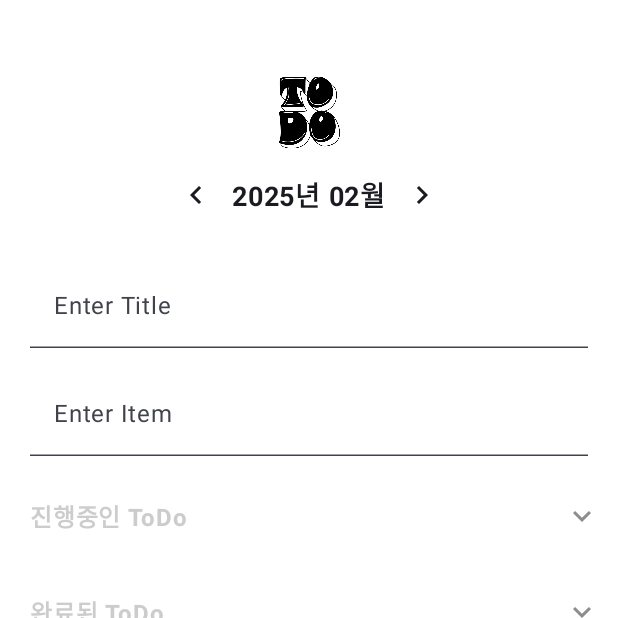
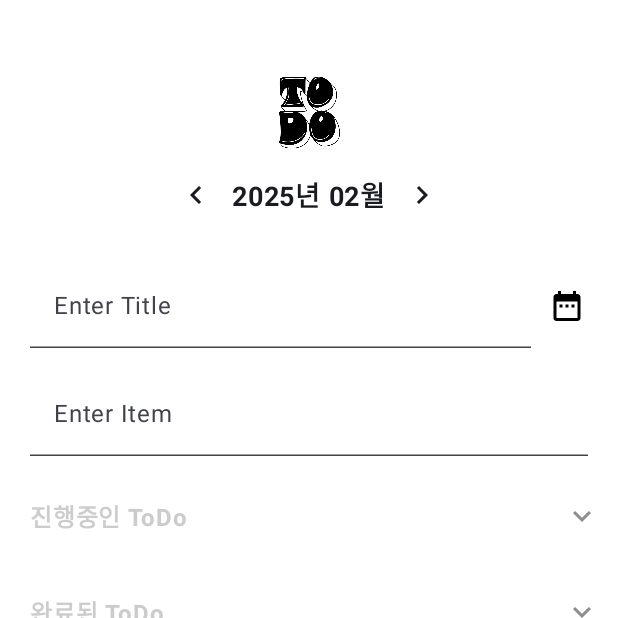
Before and after one commit to 20200890-JoHoYeon/ToDoList_App, an Android app built with Jetpack Compose: the page1 screen opened through its navigation route, on a phone screen of 412 x 824 dp, the top half of it. Run offline under Robolectric (Android 15) with nearby library versions, the phone set to English and light mode, and no system bars; our stand-ins replace Room's generated code, livedata-compose.

Commit message:
[수정] 아이템 날짜 선택 생성기능

```diff
--- a/app/src/main/java/com/hottak/todoList/ui/components/CustomTextField.kt
+++ b/app/src/main/java/com/hottak/todoList/ui/components/CustomTextField.kt
@@ -10,6 +10,7 @@ import androidx.compose.runtime.MutableState
 import androidx.compose.ui.Modifier
 import androidx.compose.ui.graphics.Color
 import androidx.compose.ui.text.input.KeyboardType
+import androidx.compose.ui.unit.Dp
 import androidx.compose.ui.unit.dp
 
 @Composable
@@ -20,8 +21,8 @@ fun CustomTextField(
     label: String,
     maxLength: Int = 100,
     modifier: Modifier,
-
-    ) {
+    endPadding: Dp = 20.dp // 기본값 20.dp
+) {
     TextField(
         value = value.value,
         onValueChange = {
@@ -32,13 +33,12 @@ fun CustomTextField(
         label = { Text(label) },
         singleLine = false, // 여러 줄로 입력 허용
         placeholder = { Text(placeholder) },
-
         keyboardOptions = KeyboardOptions.Default.copy(keyboardType = KeyboardType.Text),
         colors = TextFieldDefaults.colors(
             focusedContainerColor = Color.White,
             unfocusedContainerColor = Color.White,
             disabledContainerColor = Color.White
         ),
-        modifier = modifier.padding(start = 20.dp, top = 16.dp, end = 20.dp)
+        modifier = modifier.padding(start = 20.dp, top = 16.dp, end = endPadding)
     )
 }
--- a/app/src/main/java/com/hottak/todoList/ui/screens/Page1ListScreen.kt
+++ b/app/src/main/java/com/hottak/todoList/ui/screens/Page1ListScreen.kt
@@ -2,6 +2,8 @@ package com.hottak.todoList.ui.screens
 
 import android.annotation.SuppressLint
 import android.app.Application
+import android.app.DatePickerDialog
+import android.app.TimePickerDialog
 import android.content.Context
 import android.os.Build
 import android.util.Log
@@ -77,12 +79,14 @@ import com.hottak.todoList.model.toItem
 import com.hottak.todoList.ui.components.BottomBar
 import com.hottak.todoList.ui.components.CustomTextField
 import com.hottak.todoList.ui.components.TopBar
+import com.hottak.todoList.utils.getTodayDay
 import com.hottak.todoList.utils.getTodayMonth
 import com.hottak.todoList.utils.getTodayYear
 import java.time.LocalDate
 import java.time.LocalDateTime
 import java.time.YearMonth
 import java.time.format.DateTimeFormatter
+import java.util.Calendar
 
 @SuppressLint("NewApi")
 @RequiresApi(Build.VERSION_CODES.O)
@@ -95,19 +99,23 @@ fun Page1ListScreen() {
     val viewModelFactory = ItemViewModelFactory(appContext)
     val viewModel: ItemViewModel = viewModel(factory = viewModelFactory)
 
-    // 현재 년월 상태
-    val currentYearMonth = remember { mutableStateOf(YearMonth.of(getTodayYear().toInt(), getTodayMonth().toInt())) }
-    val year = currentYearMonth.value.year
-    val month = currentYearMonth.value.monthValue
-
-    // 날짜를 변경하는 함수
-    val updateYearMonth: (Int) -> Unit = { offset ->
-        currentYearMonth.value = currentYearMonth.value.plusMonths(offset.toLong())
-    }
-
     // 입력 필드
     val userInput = remember { mutableStateOf("") }
     val textInput = remember { mutableStateOf("") }
+    val dateInput = remember { mutableStateOf("") }
+
+
+    val pickerDate= remember { mutableStateOf(LocalDateTime.now()) }
+    // 현재 년월 상태
+    val currentDate = remember {
+        mutableStateOf(LocalDate.of(getTodayYear().toInt(), getTodayMonth().toInt(), getTodayDay().toInt()))
+    }
+    val year = currentDate.value.year
+    val month = currentDate.value.monthValue
+    // 날짜를 변경하는 함수
+    val updateYearMonth: (Int) -> Unit = { offset ->
+        currentDate.value = currentDate.value.plusMonths(offset.toLong())
+    }
 
     // 데이터베이스에서 가져온 모든 아이템 (ItemData로 변환)
     val allItems: List<ItemData> by viewModel.allItems.observeAsState(emptyList())
@@ -144,7 +152,7 @@ fun Page1ListScreen() {
     }.toMutableStateList()
 
 
-    Log.d("test", "진행중인 items 항목:${year},  ${month}")
+
     Log.d("test", "투두 페이지 진입")
     Log.d("test", "allItems 데이터베이스에서 가져온 아이템 아이템데이터 타입으로 변환: $allItems")
     Log.d("test", "진행중인 items 항목:${items},  ${items.toList()}")
@@ -170,7 +178,7 @@ fun Page1ListScreen() {
                 context = context,
                 isTodoExpanded = isTodoExpanded,
                 isEditing = isEditing,
-                editingItem = editingItem
+                editingItem = editingItem,
             )
         },
         content = { innerPadding ->
@@ -186,7 +194,7 @@ fun Page1ListScreen() {
                 isCompletedTodoExpanded = isCompletedTodoExpanded,
                 isEditing = isEditing,
                 editingItem = editingItem,
-                currentYearMonth = currentYearMonth,
+                currentDate = currentDate,
                 updateYearMonth = updateYearMonth
             )
         }
@@ -208,8 +216,8 @@ fun PageContent(
     isCompletedTodoExpanded: MutableState<Boolean>,
     isEditing: MutableState<Boolean>,
     editingItem: MutableState<ItemData?>,
-    currentYearMonth: MutableState<YearMonth>,
-    updateYearMonth: (Int) -> Unit
+    currentDate: MutableState<LocalDate>,
+    updateYearMonth: (Int) -> Unit,
 ) {
     // 삭제 다이얼로그를 위한 변수들
     val showDialog = remember { mutableStateOf(false) }
@@ -226,9 +234,66 @@ fun PageContent(
         }
     }
 
-    fun formatDate(yearMonth: YearMonth): String {
+    fun formatDate(yearMonth: LocalDate): String {
         return yearMonth.format(DateTimeFormatter.ofPattern("yyyy년 MM월"))
     }
+
+//
+//    val openDateTimePickerDialog: () -> Unit = {
+//        val year = pickerDate.value.year
+//        val month = pickerDate.value.monthValue - 1 // Month is zero-indexed
+//        val day = pickerDate.value.dayOfMonth
+//        val hour = pickerDate.value.hour
+//        val minute = pickerDate.value.minute
+//        val second = pickerDate.value.second
+//
+//        val datePicker = DatePickerDialog(
+//            context,
+//            { _, selectedYear, selectedMonth, selectedDay ->
+//                val newDate = LocalDate.of(selectedYear, selectedMonth + 1, selectedDay)
+//                pickerDate.value = LocalDateTime.of(newDate, pickerDate.value.toLocalTime()) // Update date without changing time
+//
+//                println("선택한 날짜: $selectedYear-${selectedMonth + 1}-$selectedDay")
+//
+//                // 날짜 선택 후, 시간 선택 다이얼로그 표시
+//                val timePicker = TimePickerDialog(
+//                    context,
+//                    { _, selectedHour, selectedMinute ->
+//                        val newDateTime = LocalDateTime.of(
+//                            selectedYear, selectedMonth + 1, selectedDay, selectedHour, selectedMinute, second, 0
+//                        ) // Add seconds to the selected time
+//                        Log.d("tess", "선택한 날짜 및 시간: $newDateTime")
+//                        Log.d("tess", "선택한 날짜 및 시간 (pickerDate): $pickerDate")
+//                        pickerDate.value = newDateTime // Update the state with the selected date and time
+//
+//                        // Format pickerDate to "dd-MM-yy HH:mm:ss"
+//                        if (dateInput.value.isEmpty()) {
+//                            val currentDateTime = LocalDateTime.now()
+//                            val formatter = DateTimeFormatter.ofPattern("yy-MM-dd HH:mm:ss")
+//                            dateInput.value = currentDateTime.format(formatter)
+//                        } else{
+//
+//                            val formatter = DateTimeFormatter.ofPattern("yy-MM-dd HH:mm:ss")
+//                            dateInput.value = pickerDate.value.format(formatter).toString()
+//                        }
+//                    },
+//                    hour, // Initialize with the hour from the pickerDate
+//                    minute, // Initialize with the minute from the pickerDate
+//                    false // 24-hour format
+//                )
+//                timePicker.show()
+//            },
+//            year,
+//            month,
+//            day
+//        )
+//
+//        datePicker.show()
+//    }
+
+
+
+
 
     Column(
         modifier = Modifier
@@ -240,6 +305,7 @@ fun PageContent(
         LaunchedEffect(editingItem.value) {
             userInput.value = editingItem.value?.title ?: ""
             textInput.value = editingItem.value?.content ?: ""
+            //dateInput.value = editingItem.value?.date ?: ""
         }
         // 년월 표시 Row
         Row(
@@ -257,15 +323,18 @@ fun PageContent(
             }
 
             Text(
-                text = formatDate(currentYearMonth.value),
+                text = formatDate(currentDate.value),
                 fontWeight = FontWeight.Bold,
                 fontSize = 18.sp,
+                modifier = Modifier.clickable {
+                    //openDateTimePickerDialog()
+                }
 
             )
 
             IconButton(onClick = {
                 updateYearMonth(1)
-                Log.d("test", "날짜 ${currentYearMonth.value}")
+                Log.d("test", "날짜 ${currentDate.value}")
             }) {
                 Icon(
                     imageVector = Icons.AutoMirrored.Filled.KeyboardArrowRight,
@@ -273,31 +342,45 @@ fun PageContent(
                 )
             }
         }
-        Row() {
+        Row(
+            modifier = Modifier.fillMaxWidth(),
+            verticalAlignment = Alignment.CenterVertically,
+            horizontalArrangement = Arrangement.SpaceBetween
+        ) {
             CustomTextField(
                 value = userInput,
                 placeholder = "제목을 입력해주세요 (최대 12자)",
                 onValueChange = { userInput.value = it },
                 label = if (isEditing.value) "Edit Title" else "Enter Title",
-                modifier = Modifier.fillMaxWidth(),
-                maxLength = 12
+                modifier = Modifier.weight(1f), // TextField가 남는 공간을 차지하도록 설정
+                maxLength = 12,
+                endPadding= 4.dp,
             )
-            IconButton(onClick = {
-                updateYearMonth(-1)
-                Log.d("test", "날짜 ${currentYearMonth.value}")
-            }) {
+
+            IconButton(
+                modifier = Modifier
+                    .padding(top = 16.dp, end = 14.dp) // 적절한 패딩 추가
+                    .size(40.dp), // 버튼 크기 조정 (아이콘이 적절히 들어가도록 설정)
+
+                onClick = {
+                    //openDateTimePickerDialog()
+                }
+            ) {
                 Icon(
                     imageVector = Icons.Default.DateRange,
-                    contentDescription = "ItemFieldShow"
+                    contentDescription = "날짜 선택",
+                    tint = Color.Black // 아이콘 색상 변경
                 )
             }
         }
+
         CustomTextField(
             value = textInput,
             placeholder = "내용을 입력해주세죠 (최대 100자)",
             onValueChange = { textInput.value = it },
             label = if (isEditing.value) "Edit Item" else "Enter Item",
             modifier = Modifier.fillMaxWidth(),
+
         )
 
         val onDeleteItem: (ItemData) -> Unit = { item ->
--- a/app/src/main/java/com/hottak/todoList/utils/ButtonUtils.kt
+++ b/app/src/main/java/com/hottak/todoList/utils/ButtonUtils.kt
@@ -11,6 +11,8 @@ import androidx.compose.runtime.MutableState
 import androidx.compose.material3.ButtonColors
 import androidx.compose.material3.ButtonDefaults
 import androidx.compose.runtime.Composable
+import androidx.compose.ui.res.colorResource
+import com.hottak.todoList.R
 import com.hottak.todoList.model.ItemData
 import com.hottak.todoList.model.ItemViewModel
 import com.hottak.todoList.model.toItem
@@ -20,12 +22,12 @@ import com.hottak.todoList.model.toItem
 fun getButtonColors(isEditing: Boolean): ButtonColors {
     return if (!isEditing) { // 수정 모드 버튼 색깔
         ButtonDefaults.buttonColors(
-            containerColor = Color(0xFF2A4174),
+            containerColor = colorResource(id = R.color.todo_blue),
             contentColor = Color.White
         )
     } else { // 기본 모드 버튼 색깔
         ButtonDefaults.buttonColors(
-            containerColor = Color(0xFF2A4174),
+            containerColor = colorResource(id = R.color.todo_blue),
             contentColor = Color.White
         )
     }
--- a/app/src/main/java/com/hottak/todoList/utils/DateUtils.kt
+++ b/app/src/main/java/com/hottak/todoList/utils/DateUtils.kt
@@ -27,3 +27,10 @@ fun getTodayMonth(): String {
     val currentDate = LocalDate.now()
     return currentDate.monthValue.toString().padStart(2, '0') // 월이 1자리일 경우 0을 추가
 }
+
+// 오늘 일 반환 함수 (형식: dd)
+@RequiresApi(Build.VERSION_CODES.O)
+fun getTodayDay(): String {
+    val currentDate = LocalDate.now()
+    return currentDate.dayOfMonth.toString().padStart(2, '0') // 월이 1자리일 경우 0을 추가
+}
```
Also changed, not shown: app/src/main/java/com/hottak/todoList/ui/components/ItemRow.kt (deleted, +0 -134 lines).
